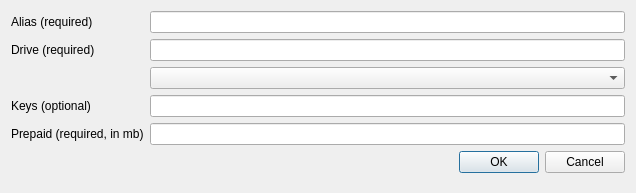
First picture: the form in UserApp/adddownloadchanneldialog.ui, repository proximax-storage/cpp-xpx-storage-user-app, before the edit.
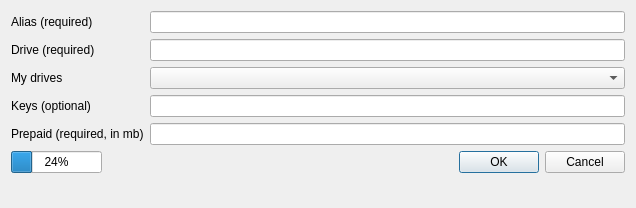
Second picture: the form after the edit.

The edit to the form file:
```diff
--- a/UserApp/adddownloadchanneldialog.ui
+++ b/UserApp/adddownloadchanneldialog.ui
@@ -10,7 +10,7 @@
     <x>0</x>
     <y>0</y>
     <width>636</width>
-    <height>193</height>
+    <height>208</height>
    </rect>
   </property>
   <property name="windowTitle">
@@ -81,6 +81,20 @@
          </property>
         </widget>
        </item>
+       <item row="2" column="0">
+        <widget class="QLabel" name="label_3">
+         <property name="text">
+          <string>My drives</string>
+         </property>
+        </widget>
+       </item>
+       <item row="5" column="0">
+        <widget class="QProgressBar" name="progressBar">
+         <property name="value">
+          <number>24</number>
+         </property>
+        </widget>
+       </item>
       </layout>
      </item>
     </layout>
```
Left out of the diff: 6 changed lines with no effect on the pictures.
